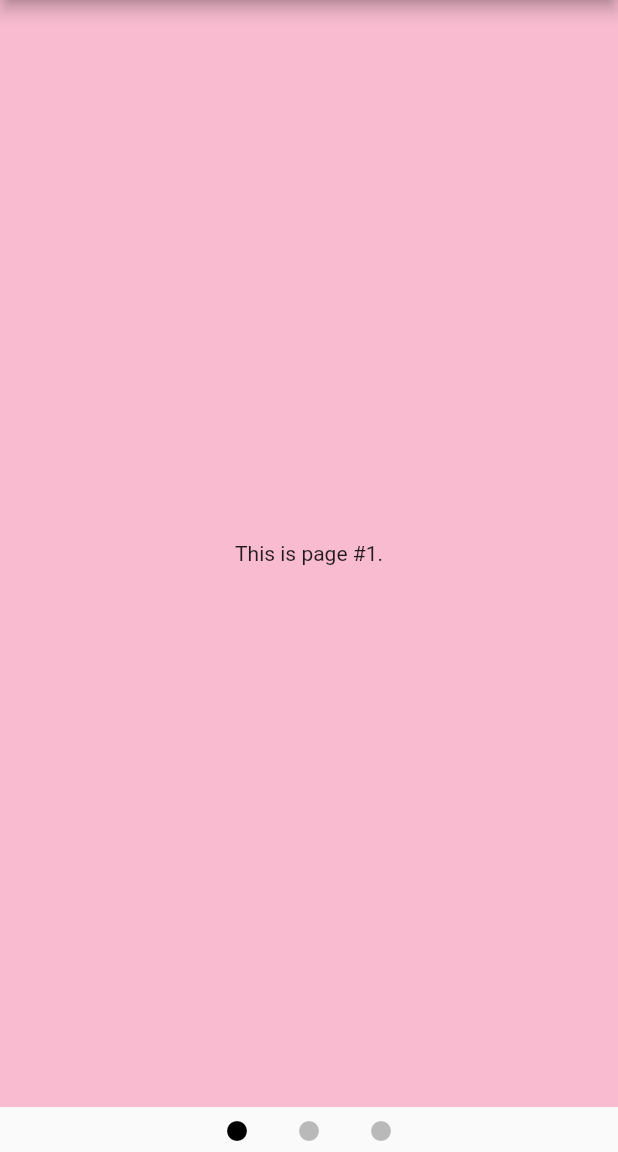
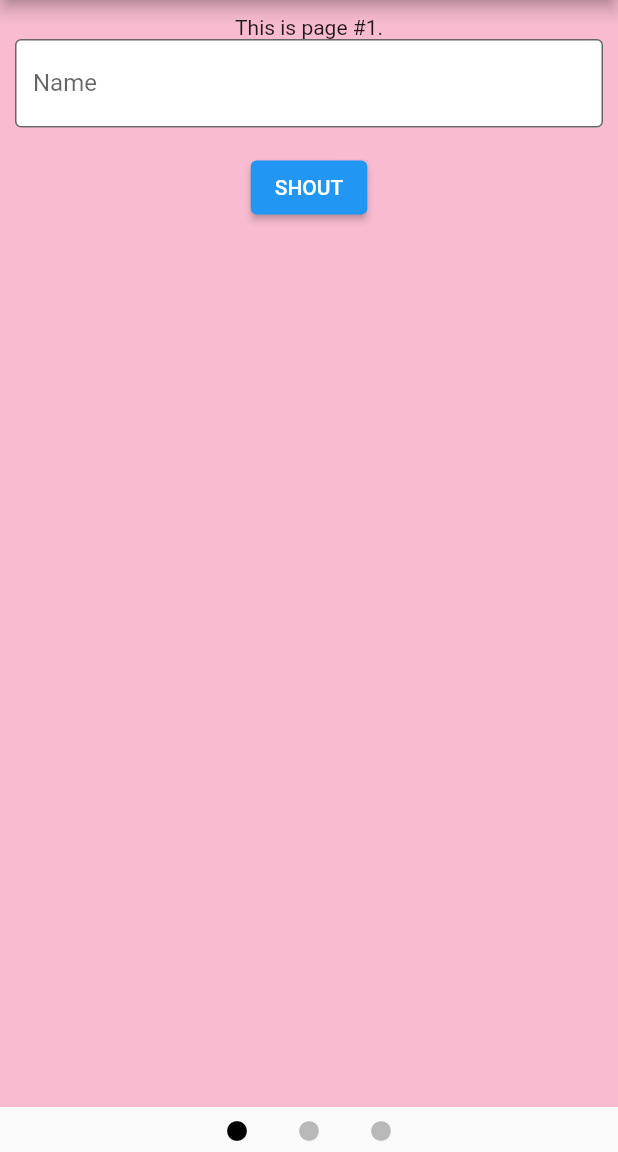
Before and after one commit to mvolkmann/flutter_pageview, a Flutter app: the screen it shows after launch, after a tap on the "circle" icon, on a phone screen of 412 x 824 dp, the part 84-1236 px from its top. Run offline on Flutter 3.47's test engine with Material 2 defaults, Android fonts, the phone set to English and light mode, and no system bars.

```diff
--- /dev/null
+++ b/lib/home.dart
@@ -0,0 +1,88 @@
+import 'package:flutter/material.dart';
+import 'page1.dart';
+import 'page2.dart';
+import 'page3.dart';
+
+class Home extends StatefulWidget {
+  const Home({Key? key}) : super(key: key);
+
+  @override
+  State<Home> createState() => _HomeState();
+}
+
+class _HomeState extends State<Home> {
+  final PageController _controller = PageController();
+  var _pageIndex = 0;
+  final _pages = <Widget>[Page1(), Page2(), Page3()];
+
+  IconButton _buildButton(bool forward) {
+    var hide = forward ? _pageIndex >= _pages.length - 1 : _pageIndex == 0;
+    var icon = forward ? Icons.arrow_forward_ios : Icons.arrow_back_ios;
+    var method = forward ? _controller.nextPage : _controller.previousPage;
+    return IconButton(
+      icon: Icon(icon),
+      key: Key(forward ? 'forwardBtn' : 'backBtn'),
+      onPressed: hide
+          ? null
+          : () {
+              method(
+                curve: Curves.easeInOut,
+                duration: Duration(milliseconds: 500),
+              );
+              setState(() => _pageIndex += forward ? 1 : -1);
+            },
+    );
+  }
+
+  @override
+  Widget build(BuildContext context) {
+    return Scaffold(
+      appBar: AppBar(
+        title: Text('PageView Demo'),
+        leading: _buildButton(false),
+        actions: [_buildButton(true)],
+      ),
+      body: SafeArea(
+        child: Column(
+          children: [
+            Expanded(
+              child: PageView(
+                children: _pages,
+                controller: _controller,
+                onPageChanged: (index) {
+                  setState(() => _pageIndex = index);
+                },
+                //scrollDirection: Axis.vertical,
+              ),
+            ),
+            SizedBox(
+              child: Row(
+                mainAxisAlignment: MainAxisAlignment.center,
+                children: [
+                  for (var index = 0; index < _pages.length; index++)
+                    IconButton(
+                      icon: Icon(
+                        Icons.circle,
+                        color:
+                            index == _pageIndex ? Colors.black : Colors.black26,
+                        size: 16,
+                      ),
+                      onPressed: () {
+                        _controller.animateToPage(
+                          index,
+                          duration: Duration(milliseconds: 500),
+                          curve: Curves.easeInOut,
+                        );
+                        setState(() => _pageIndex = index);
+                      },
+                    ),
+                ],
+              ),
+              height: 30,
+            ),
+          ],
+        ),
+      ),
+    );
+  }
+}
--- a/lib/main.dart
+++ b/lib/main.dart
@@ -1,4 +1,5 @@
 import 'package:flutter/material.dart';
+import 'home.dart';
 
 void main() => runApp(const MyApp());
 
@@ -16,128 +17,3 @@ class MyApp extends StatelessWidget {
     );
   }
 }
-
-class Home extends StatefulWidget {
-  const Home({Key? key}) : super(key: key);
-
-  @override
-  State<Home> createState() => _HomeState();
-}
-
-class _HomeState extends State<Home> {
-  final PageController _controller = PageController();
-  var _pageIndex = 0;
-  final _pages = <Widget>[Page1(), Page2(), Page3()];
-
-  IconButton _buildButton(bool forward) {
-    var hide = forward ? _pageIndex >= _pages.length - 1 : _pageIndex == 0;
-    var icon = forward ? Icons.arrow_forward_ios : Icons.arrow_back_ios;
-    var method = forward ? _controller.nextPage : _controller.previousPage;
-    return IconButton(
-      icon: Icon(icon),
-      onPressed: hide
-          ? null
-          : () {
-              method(
-                curve: Curves.easeInOut,
-                duration: Duration(seconds: 1),
-              );
-              setState(() => _pageIndex += forward ? 1 : -1);
-            },
-    );
-  }
-
-  @override
-  Widget build(BuildContext context) {
-    return Scaffold(
-      appBar: AppBar(
-        title: Text('PageView Demo'),
-        leading: _buildButton(false),
-        actions: [_buildButton(true)],
-      ),
-      body: SafeArea(
-        child: Column(
-          children: [
-            Expanded(
-              child: PageView(
-                children: _pages,
-                controller: _controller,
-                onPageChanged: (index) {
-                  setState(() => _pageIndex = index);
-                },
-                //scrollDirection: Axis.vertical,
-              ),
-            ),
-            SizedBox(
-              child: Row(
-                mainAxisAlignment: MainAxisAlignment.center,
-                children: [
-                  for (var index = 0; index < _pages.length; index++)
-                    IconButton(
-                      icon: Icon(
-                        Icons.circle,
-                        color:
-                            index == _pageIndex ? Colors.black : Colors.black26,
-                        size: 16,
-                      ),
-                      onPressed: () {
-                        _controller.animateToPage(
-                          index,
-                          duration: Duration(seconds: 1),
-                          curve: Curves.easeInOut,
-                        );
-                        setState(() => _pageIndex = index);
-                      },
-                    ),
-                ],
-              ),
-              height: 30,
-            ),
-          ],
-        ),
-      ),
-    );
-  }
-}
-
-class Page1 extends StatelessWidget {
-  const Page1({Key? key}) : super(key: key);
-
-  @override
-  Widget build(BuildContext context) {
-    return Container(
-      child: Center(
-        child: Text('This is page #1.'),
-      ),
-      color: Colors.pink[100],
-    );
-  }
-}
-
-class Page2 extends StatelessWidget {
-  const Page2({Key? key}) : super(key: key);
-
-  @override
-  Widget build(BuildContext context) {
-    return Container(
-      child: Center(
-        child: Text('This is page #2.'),
-      ),
-      color: Colors.yellow[100],
-    );
-  }
-}
-
-class Page3 extends StatelessWidget {
-  const Page3({Key? key}) : super(key: key);
-
-  @override
-  Widget build(BuildContext context) {
-    return Container(
-      child: Center(
-        child: Text('This is page #3.'),
-      ),
-      color: Colors.blue[100],
-    );
-  }
-}
--- /dev/null
+++ b/lib/math.dart
@@ -0,0 +1,3 @@
+int add(int n1, int n2) => n1 + n2;
+
+int multiply(int n1, int n2) => n1 * n2;
--- /dev/null
+++ b/lib/page1.dart
@@ -0,0 +1,46 @@
+import 'package:flutter/material.dart';
+
+class Page1 extends StatefulWidget {
+  const Page1({Key? key}) : super(key: key);
+
+  @override
+  State<Page1> createState() => _Page1State();
+}
+
+class _Page1State extends State<Page1> {
+  var name = '';
+
+  @override
+  Widget build(BuildContext context) {
+    return Container(
+      child: Padding(
+        padding: EdgeInsets.all(10),
+        child: Column(children: [
+          Text('This is page #1.'),
+          TextFormField(
+            decoration: InputDecoration(
+              border: OutlineInputBorder(),
+              filled: true,
+              fillColor: Colors.white,
+              labelText: 'Name',
+            ),
+            initialValue: name,
+            key: Key('nameField'),
+            onChanged: (String value) {
+              setState(() => name = value);
+            },
+          ),
+          Text(name.isEmpty ? '' : 'Hello, $name!'),
+          ElevatedButton(
+            child: Text('SHOUT'),
+            key: Key('shoutBtn'),
+            onPressed: () {
+              setState(() => name = name.toUpperCase());
+            },
+          ),
+        ]),
+      ),
+      color: Colors.pink[100],
+    );
+  }
+}
--- /dev/null
+++ b/lib/page2.dart
@@ -0,0 +1,15 @@
+import 'package:flutter/material.dart';
+
+class Page2 extends StatelessWidget {
+  const Page2({Key? key}) : super(key: key);
+
+  @override
+  Widget build(BuildContext context) {
+    return Container(
+      child: Center(
+        child: Text('This is page #2.'),
+      ),
+      color: Colors.yellow[100],
+    );
+  }
+}
--- /dev/null
+++ b/lib/page3.dart
@@ -0,0 +1,15 @@
+import 'package:flutter/material.dart';
+
+class Page3 extends StatelessWidget {
+  const Page3({Key? key}) : super(key: key);
+
+  @override
+  Widget build(BuildContext context) {
+    return Container(
+      child: Center(
+        child: Text('This is page #3.'),
+      ),
+      color: Colors.blue[100],
+    );
+  }
+}
--- a/pubspec.yaml
+++ b/pubspec.yaml
@@ -3,7 +3,7 @@ description: A new Flutter project.
 
 # The following line prevents the package from being accidentally published to
 # pub.dev using `flutter pub publish`. This is preferred for private packages.
-publish_to: 'none' # Remove this line if you wish to publish to pub.dev
+publish_to: "none" # Remove this line if you wish to publish to pub.dev
 
 # The following defines the version and build number for your application.
 # A version number is three numbers separated by dots, like 1.2.43
@@ -30,7 +30,6 @@ dependencies:
   flutter:
     sdk: flutter
 
-
   # The following adds the Cupertino Icons font to your application.
   # Use with the CupertinoIcons class for iOS style icons.
   cupertino_icons: ^1.0.2
@@ -51,7 +50,6 @@ dev_dependencies:
 
 # The following section is specific to Flutter.
 flutter:
-
   # The following line ensures that the Material Icons font is
   # included with your application, so that you can use the icons in
   # the material Icons class.
```
Also changed, not shown: 3 other files.
